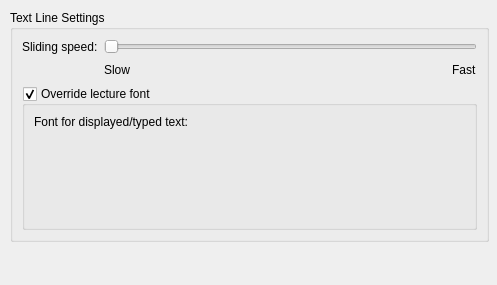
First picture: the form in src/ui/ktouchprefgeneralpage.ui, repository KDE/ktouch, before the edit.
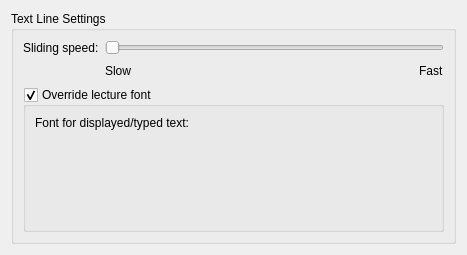
Second picture: the form after the edit. Custom widgets are drawn as their Qt base class.

Patch:
```diff
--- a/src/ui/ktouchprefgeneralpage.ui
+++ b/src/ui/ktouchprefgeneralpage.ui
@@ -5,38 +5,53 @@
    <rect>
     <x>0</x>
     <y>0</y>
-    <width>497</width>
-    <height>285</height>
+    <width>467</width>
+    <height>255</height>
    </rect>
   </property>
   <property name="windowTitle" >
    <string>General Options</string>
   </property>
+  <layout class="QGridLayout" >
+   <item row="0" column="0" >
   <widget class="QGroupBox" name="groupBox3" >
-   <property name="geometry" >
-    <rect>
-     <x>10</x>
-     <y>10</y>
-     <width>479</width>
-     <height>232</height>
-    </rect>
-   </property>
    <property name="title" >
     <string>Text Line Settings</string>
    </property>
    <layout class="QVBoxLayout" >
-    <property name="margin" >
-     <number>9</number>
-    </property>
     <property name="spacing" >
      <number>6</number>
     </property>
+      <property name="leftMargin" >
+       <number>9</number>
+      </property>
+      <property name="topMargin" >
+       <number>9</number>
+      </property>
+      <property name="rightMargin" >
+       <number>9</number>
+      </property>
+      <property name="bottomMargin" >
+       <number>9</number>
+      </property>
     <item>
      <layout class="QGridLayout" >
-      <property name="margin" >
+        <property name="leftMargin" >
        <number>0</number>
       </property>
-      <property name="spacing" >
+        <property name="topMargin" >
+         <number>0</number>
+        </property>
+        <property name="rightMargin" >
+         <number>0</number>
+        </property>
+        <property name="bottomMargin" >
+         <number>0</number>
+        </property>
+        <property name="horizontalSpacing" >
+         <number>6</number>
+        </property>
+        <property name="verticalSpacing" >
        <number>6</number>
       </property>
       <item row="1" column="0" >
@@ -125,10 +140,22 @@
        <bool>true</bool>
       </property>
       <layout class="QGridLayout" >
-       <property name="margin" >
+         <property name="leftMargin" >
         <number>9</number>
        </property>
-       <property name="spacing" >
+         <property name="topMargin" >
+          <number>9</number>
+         </property>
+         <property name="rightMargin" >
+          <number>9</number>
+         </property>
+         <property name="bottomMargin" >
+          <number>9</number>
+         </property>
+         <property name="horizontalSpacing" >
+          <number>6</number>
+         </property>
+         <property name="verticalSpacing" >
         <number>6</number>
        </property>
        <item row="2" column="0" >
@@ -180,6 +207,8 @@
     </item>
    </layout>
   </widget>
+   </item>
+  </layout>
  </widget>
  <layoutdefault spacing="6" margin="11" />
  <pixmapfunction>qPixmapFromMimeSource</pixmapfunction>
```
Lines whose indentation alone changed are shown as unchanged.
